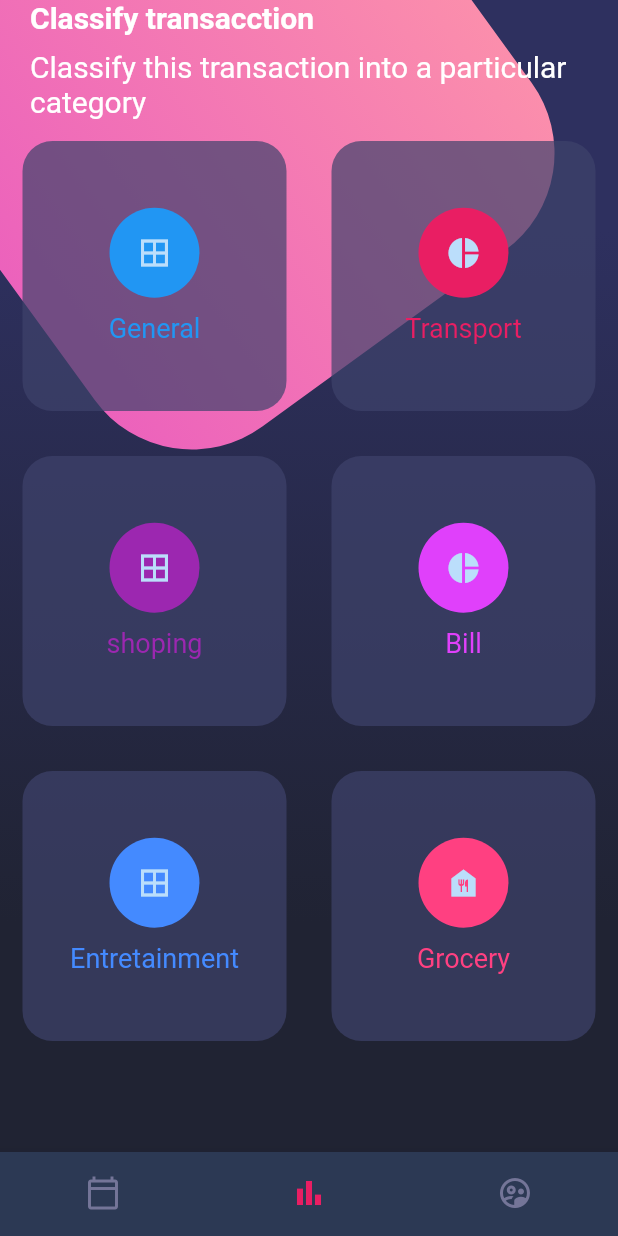
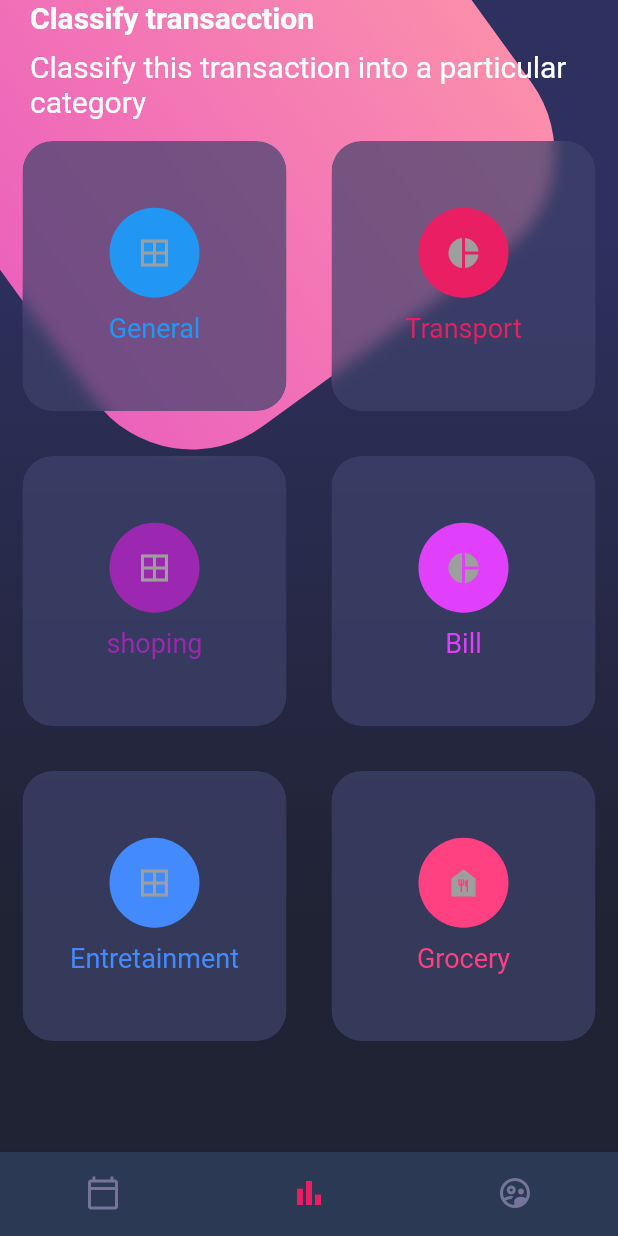
Before and after one commit to Marcos-Kuyoc-FullStack/maquetacion-flutter, a Flutter app: the screen it shows after launch, on a phone screen of 412 x 824 dp. Run offline on Flutter 3.47's test engine with Material 2 defaults, Android fonts, the phone set to English and light mode, and no system bars.

Commit message:
feat: se integra el blur en las cards

```diff
--- a/lib/main.dart
+++ b/lib/main.dart
@@ -16,6 +16,7 @@ class MyApp extends StatelessWidget {
       debugShowCheckedModeBanner: false,
       title: 'Material App',
       initialRoute: 'home_screen',
+      theme: ThemeData.dark(),
       routes: {
         'home_screen': (_) => const HomeScreen(),
         'basic_screen': (_) => const BasicScreen(),
--- a/lib/widgets/home/card_table.dart
+++ b/lib/widgets/home/card_table.dart
@@ -1,3 +1,5 @@
+import 'dart:ui';
+
 import 'package:flutter/material.dart';
 
 class CardTable extends StatelessWidget {
@@ -77,6 +79,11 @@ class _SingleCard extends StatelessWidget {
 
     return Container(
       margin: const EdgeInsets.all(15),
+      child: ClipRRect(
+        borderRadius: BorderRadius.circular(20),
+        child: BackdropFilter(
+          filter: ImageFilter.blur(sigmaX: 5, sigmaY: 5),
+          child: Container(
             height: 180,
             decoration: boxDecoration,
             child: Column(
@@ -97,6 +104,9 @@ class _SingleCard extends StatelessWidget {
                 )
               ],
             ),
+          ),
+        ),
+      ),
     );
   }
 }
```
Lines whose indentation alone changed are shown as unchanged.
